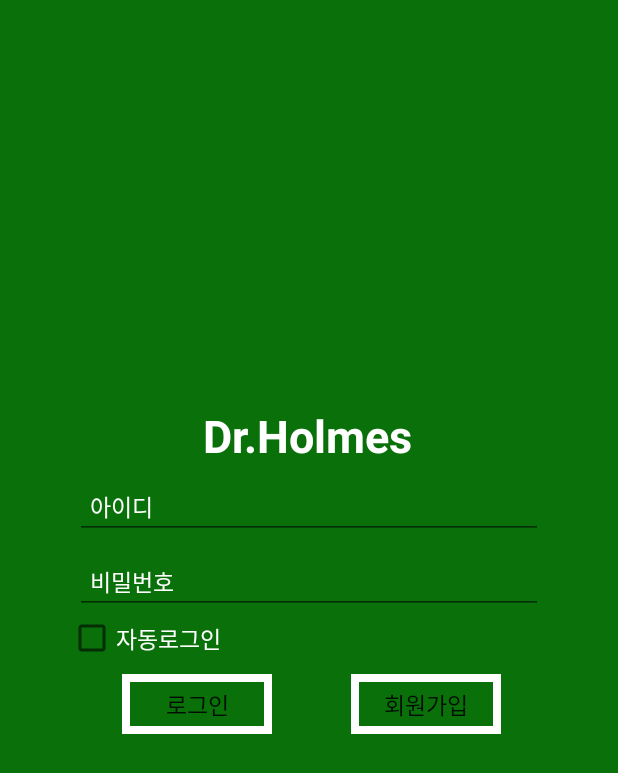
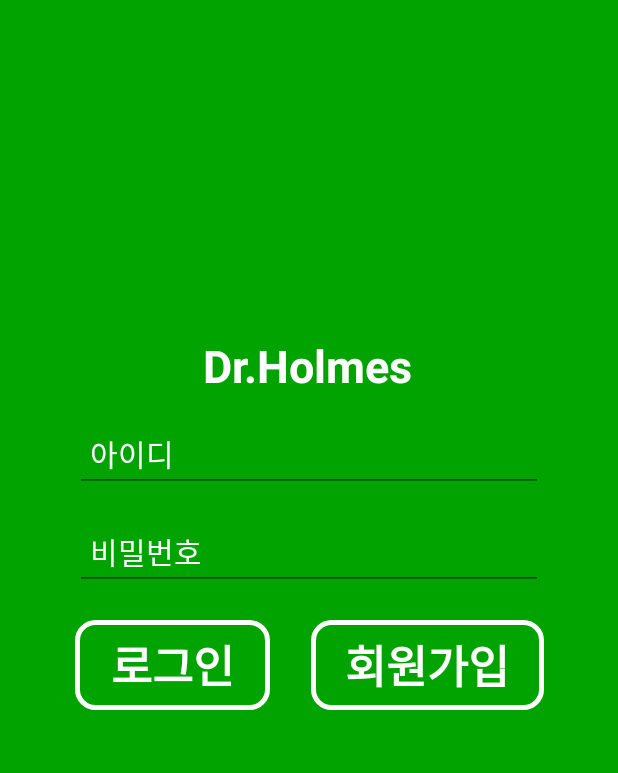
Before and after one commit to kmijin/SpringBoot_DrHolmes, an Android app: the screen it shows after launch (LoginActivity), on a phone screen of 412 x 824 dp. Shown: the top 773 px of the screen. Run offline under Robolectric (Android 15) with nearby library versions, the phone set to English and light mode, and no system bars.

Commit message:
기말 수정

```diff
--- a/DrHolmes/app/src/main/java/com/pillgood/drholmes/api/JSONRetrofitAPI.java
+++ b/DrHolmes/app/src/main/java/com/pillgood/drholmes/api/JSONRetrofitAPI.java
@@ -12,9 +12,13 @@ import retrofit2.http.POST;
 public interface JSONRetrofitAPI {
     String baseURL = "http://43.200.60.75:8080/";
 
-    @GET("drHomesUser")
-    Call<List<Post>> getUser();
 
+
+    //로그인
     @POST("member/select")
-    Call<List<Post>> setUser(@Body Post post);
+    Call<List<Post>> userLogin(@Body Post post);
+
+    //회원가입
+    @POST("member/select")
+    Call<List<Post>> userJoin(@Body Post post);
 }
--- a/DrHolmes/app/src/main/java/com/pillgood/drholmes/start/JoinActivity.java
+++ b/DrHolmes/app/src/main/java/com/pillgood/drholmes/start/JoinActivity.java
@@ -42,7 +42,7 @@ public class JoinActivity extends Activity {
         EditText email, name, password;
         CheckBox gender_man, gender_woman, emailagree;
 
-        join = (Button) findViewById(R.id.btn_join);
+        join = (Button) findViewById(R.id.join_button);
         del = (Button) findViewById(R.id.cancel);
         email = (EditText) findViewById(R.id.join_email);
         name = (EditText) findViewById(R.id.join_name);
@@ -108,7 +108,7 @@ public class JoinActivity extends Activity {
         );
 
         //loginRequest에 저장된 데이터와 함께 init에서 정의한 getLoginResponse 함수를 실행한 후 응답을 받음
-        service.setUser(post).enqueue(new Callback<List<Post>>() {
+        service.userLogin(post).enqueue(new Callback<List<Post>>() {
 
             @Override
             public void onResponse(Call<List<Post>> call, Response<List<Post>> response) {
--- a/DrHolmes/app/src/main/res/drawable/button_stroke.xml
+++ b/DrHolmes/app/src/main/res/drawable/button_stroke.xml
@@ -12,8 +12,13 @@
         android:top="8dp" />
 
     <!-- 테두리 설정: 두께, 색상 -->
+    <corners
+        android:bottomLeftRadius="12dp"
+        android:bottomRightRadius="12dp"
+        android:topLeftRadius="12dp"
+        android:topRightRadius="12dp" />
     <stroke
-        android:width="5dp"
+        android:width="3dp"
         android:color="@android:color/white" />
 
 </shape>
--- a/DrHolmes/app/src/main/res/layout/activity_login.xml
+++ b/DrHolmes/app/src/main/res/layout/activity_login.xml
@@ -5,12 +5,12 @@
     android:layout_height="match_parent"
     xmlns:app="http://schemas.android.com/apk/res-auto"
     android:orientation="vertical"
-    android:background="#0A700A">
+    android:background="@color/drholmes_green">
 
     <androidx.constraintlayout.widget.ConstraintLayout
         android:layout_width="match_parent"
-        android:layout_height="wrap_content"
-        android:background="#0A700A"
+        android:layout_height="547dp"
+        android:background="@color/drholmes_green"
         android:focusable="true"
         android:focusableInTouchMode="true">
 
@@ -18,44 +18,44 @@
             android:id="@+id/imageView3"
             android:layout_width="161dp"
             android:layout_height="158dp"
-            android:layout_marginTop="32dp"
-            app:layout_constraintBottom_toTopOf="@+id/tv_content"
+            android:layout_marginTop="54dp"
             app:layout_constraintEnd_toEndOf="parent"
             app:layout_constraintStart_toStartOf="parent"
             app:layout_constraintTop_toTopOf="parent"
             app:layout_constraintVertical_bias="0.684"
             app:srcCompat="@drawable/ic_splash_logo" />
 
-        <ImageView
-            android:id="@+id/logo"
-            android:layout_width="wrap_content"
-            android:layout_height="wrap_content"
-            android:layout_marginTop="150dp"
-            app:layout_constraintEnd_toEndOf="parent"
-            app:layout_constraintStart_toStartOf="parent"
-            app:layout_constraintTop_toTopOf="parent" />
+        <!--        <ImageView-->
+        <!--            android:id="@+id/logo"-->
+        <!--            android:layout_width="wrap_content"-->
+        <!--            android:layout_height="wrap_content"-->
+        <!--            android:layout_marginTop="150dp"-->
+        <!--            app:layout_constraintEnd_toEndOf="parent"-->
+        <!--            app:layout_constraintStart_toStartOf="parent"-->
+        <!--            app:layout_constraintTop_toTopOf="parent" />-->
 
         <TextView
             android:id="@+id/tv_content"
             android:layout_width="wrap_content"
             android:layout_height="wrap_content"
-            android:layout_marginTop="124dp"
+            android:layout_marginTop="15dp"
             android:includeFontPadding="false"
             android:text="Dr.Holmes"
             android:textColor="@color/white"
+            android:textColorHint="@color/white"
             android:textSize="30dp"
             android:textStyle="bold"
             app:layout_constraintEnd_toEndOf="parent"
             app:layout_constraintHorizontal_bias="0.498"
             app:layout_constraintStart_toStartOf="parent"
-            app:layout_constraintTop_toBottomOf="@+id/logo" />
+            app:layout_constraintTop_toBottomOf="@+id/imageView3" />
 
         <EditText
             android:id="@+id/insert_id"
             android:layout_width="0dp"
-            android:layout_height="40dp"
+            android:layout_height="50dp"
             android:layout_marginStart="50dp"
-            android:layout_marginTop="10dp"
+            android:layout_marginTop="15dp"
             android:layout_marginEnd="50dp"
             android:gravity="center|start"
             android:hint="아이디"
@@ -63,9 +63,9 @@
             android:includeFontPadding="false"
             android:maxLines="1"
             android:paddingLeft="10dp"
-            android:textColor="@android:color/background_dark"
+            android:textColor="@color/white"
             android:textColorHint="@color/white"
-            android:textSize="15dp"
+            android:textSize="20dp"
             app:layout_constraintEnd_toEndOf="parent"
             app:layout_constraintStart_toStartOf="parent"
             app:layout_constraintTop_toBottomOf="@+id/tv_content" />
@@ -73,9 +73,9 @@
         <EditText
             android:id="@+id/insert_password"
             android:layout_width="0dp"
-            android:layout_height="40dp"
+            android:layout_height="50dp"
             android:layout_marginStart="50dp"
-            android:layout_marginTop="10dp"
+            android:layout_marginTop="15dp"
             android:layout_marginEnd="50dp"
             android:gravity="center|start"
             android:hint="비밀번호"
@@ -84,52 +84,58 @@
             android:inputType="textPassword"
             android:maxLines="1"
             android:paddingLeft="10dp"
-            android:textColor="@android:color/background_dark"
+            android:textColor="@color/white"
             android:textColorHint="@color/white"
-            android:textSize="15dp"
+            android:textSize="20dp"
             app:layout_constraintEnd_toEndOf="parent"
             app:layout_constraintStart_toStartOf="parent"
             app:layout_constraintTop_toBottomOf="@+id/insert_id" />
 
-        <CheckBox
-            android:id="@+id/autoLogin"
-            android:layout_width="wrap_content"
-            android:layout_height="wrap_content"
-            android:layout_marginLeft="45dp"
+        <!--        <CheckBox-->
+        <!--            android:id="@+id/autoLogin"-->
+        <!--            android:layout_width="wrap_content"-->
+        <!--            android:layout_height="wrap_content"-->
+        <!--            android:layout_marginLeft="45dp"-->
+        <!--            android:includeFontPadding="false"-->
+        <!--            android:text="자동로그인"-->
+        <!--            android:textColor="@color/white"-->
+        <!--            android:textSize="15dp"-->
+        <!--            app:layout_constraintStart_toStartOf="parent"-->
+        <!--            app:layout_constraintTop_toBottomOf="@+id/insert_password" />-->
+
+        <Button
+            android:id="@+id/btn_login"
+            android:layout_width="130dp"
+            android:layout_height="60dp"
+            android:layout_marginTop="20dp"
+            android:background="@drawable/button_stroke"
             android:includeFontPadding="false"
-            android:text="자동로그인"
+            android:text="로그인"
             android:textColor="@color/white"
-            android:textSize="15dp"
+            android:textColorHint="@color/white"
+            android:textSize="30dp"
+            android:textStyle="bold"
+            app:layout_constraintEnd_toEndOf="parent"
+            app:layout_constraintHorizontal_bias="0.177"
             app:layout_constraintStart_toStartOf="parent"
             app:layout_constraintTop_toBottomOf="@+id/insert_password" />
 
         <Button
-            android:id="@+id/btn_login"
-            android:layout_width="100dp"
-            android:layout_height="40dp"
-            android:layout_marginTop="8dp"
-            android:background="@drawable/button_stroke"
-            android:includeFontPadding="false"
-            android:text="로그인"
-            android:textSize="15dp"
-            app:layout_constraintEnd_toEndOf="parent"
-            app:layout_constraintHorizontal_bias="0.26"
-            app:layout_constraintStart_toStartOf="parent"
-            app:layout_constraintTop_toBottomOf="@+id/autoLogin" />
-
-        <Button
             android:id="@+id/btn_join"
-            android:layout_width="100dp"
-            android:layout_height="40dp"
-            android:layout_marginTop="8dp"
+            android:layout_width="155dp"
+            android:layout_height="60dp"
+            android:layout_marginTop="20dp"
             android:background="@drawable/button_stroke"
             android:includeFontPadding="false"
             android:text="회원가입"
-            android:textSize="15dp"
+            android:textColor="@color/white"
+            android:textColorHint="@color/white"
+            android:textSize="30dp"
+            android:textStyle="bold"
             app:layout_constraintEnd_toEndOf="parent"
-            app:layout_constraintHorizontal_bias="0.749"
+            app:layout_constraintHorizontal_bias="0.808"
             app:layout_constraintStart_toStartOf="parent"
-            app:layout_constraintTop_toBottomOf="@+id/autoLogin" />
+            app:layout_constraintTop_toBottomOf="@+id/insert_password" />
 
     </androidx.constraintlayout.widget.ConstraintLayout>
 
--- a/DrHolmes/app/src/main/res/values/colors.xml
+++ b/DrHolmes/app/src/main/res/values/colors.xml
@@ -7,7 +7,7 @@
     <color name="teal_700">#FF018786</color>
     <color name="black">#FF000000</color>
     <color name="white">#FFFFFFFF</color>
-    <color name="drholmes_green">#0A700A</color>
+    <color name="drholmes_green">#00A300</color>
     <color name="drholmes_green_dark">#074707</color>
     <color name="drholmes_green_light">#74D674</color>
 </resources>
```
Also changed, not shown: DrHolmes/app/src/main/java/com/pillgood/drholmes/info/InfoActivity.java (added, +66 -0 lines), DrHolmes/app/src/main/java/com/pillgood/drholmes/info/InfoPillActivity.java (+9 -4 lines), DrHolmes/app/src/main/java/com/pillgood/drholmes/start/LoginActivity.java (+13 -1 lines), DrHolmes/app/src/main/res/layout/activity_info.xml (added, +24 -0 lines), DrHolmes/app/src/main/res/layout/activity_info_disease.xml (+33 -23 lines), DrHolmes/app/src/main/res/layout/activity_info_pill.xml (+34 -22 lines), DrHolmes/app/src/main/res/layout/activity_join.xml (+27 -5 lines).
